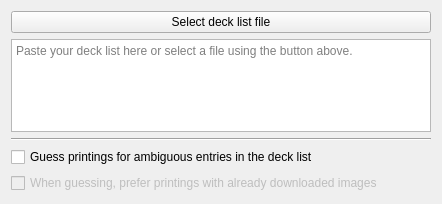
First picture: the form in mtg_proxy_printer/resources/ui/deck_import_wizard/load_list_page.ui, repository luziferius/MTGProxyPrinter, before the edit.
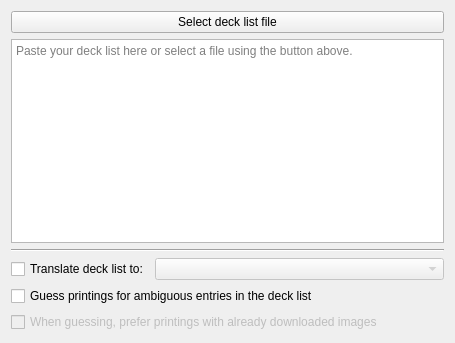
Second picture: the form after the edit. Icons and pictures are not drawn.

Commit message:
DeckImportWizard: Added a new option to translate the deck list to the LoadListPage. It takes the language model for valid values and defaults to the preferred language as set in the settings. It is not yet wired up to the deck list parser.
FossilOrigin-Name: 27bcf156c17db7cd28773998a61478b0f680450b5cd728ed4d00a79370f65c0d

```diff
--- a/mtg_proxy_printer/resources/ui/deck_import_wizard/load_list_page.ui
+++ b/mtg_proxy_printer/resources/ui/deck_import_wizard/load_list_page.ui
@@ -9,8 +9,8 @@
    <rect>
     <x>0</x>
     <y>0</y>
-    <width>442</width>
-    <height>204</height>
+    <width>455</width>
+    <height>343</height>
    </rect>
   </property>
   <property name="title">
@@ -19,8 +19,8 @@
   <property name="subTitle">
    <string>Load a deck file from disk or paste deck list in the text field below</string>
   </property>
-  <layout class="QVBoxLayout" name="verticalLayout">
-   <item>
+  <layout class="QGridLayout" name="gridLayout">
+   <item row="0" column="0" colspan="2">
     <widget class="QPushButton" name="deck_list_browse_button">
      <property name="toolTip">
       <string>Opens a file picker and let’s you load a deck file from disk.</string>
@@ -34,21 +34,47 @@
      </property>
     </widget>
    </item>
-   <item>
+   <item row="1" column="0" colspan="2">
     <widget class="QPlainTextEdit" name="deck_list">
      <property name="placeholderText">
       <string>Paste your deck list here or select a file using the button above.</string>
      </property>
     </widget>
    </item>
-   <item>
+   <item row="2" column="0" colspan="2">
     <widget class="Line" name="line">
      <property name="orientation">
       <enum>Qt::Horizontal</enum>
      </property>
     </widget>
    </item>
-   <item>
+   <item row="3" column="0">
+    <widget class="QCheckBox" name="translate_deck_list_enable">
+     <property name="sizePolicy">
+      <sizepolicy hsizetype="Minimum" vsizetype="Fixed">
+       <horstretch>0</horstretch>
+       <verstretch>0</verstretch>
+      </sizepolicy>
+     </property>
+     <property name="text">
+      <string>Translate deck list to:</string>
+     </property>
+    </widget>
+   </item>
+   <item row="3" column="1">
+    <widget class="QComboBox" name="translate_deck_list_target_language">
+     <property name="enabled">
+      <bool>false</bool>
+     </property>
+     <property name="sizePolicy">
+      <sizepolicy hsizetype="Preferred" vsizetype="Fixed">
+       <horstretch>1</horstretch>
+       <verstretch>0</verstretch>
+      </sizepolicy>
+     </property>
+    </widget>
+   </item>
+   <item row="4" column="0" colspan="2">
     <widget class="QCheckBox" name="print_guessing_enable">
      <property name="toolTip">
       <string>If checked, choose any printing, if a unique printing is not identified.
@@ -59,7 +85,7 @@
      </property>
     </widget>
    </item>
-   <item>
+   <item row="5" column="0" colspan="2">
     <widget class="QCheckBox" name="print_guessing_prefer_already_downloaded">
      <property name="enabled">
       <bool>false</bool>
```
Left out of the diff: 32 changed lines with no effect on the pictures. The commit also changes 4 other files.
